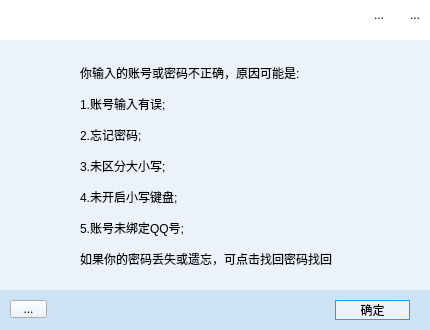
The window that QQClient/login.ui (Fantasy714/-Qt5-C-S-QQ-) describes before a commit, drawn with Qt 5.
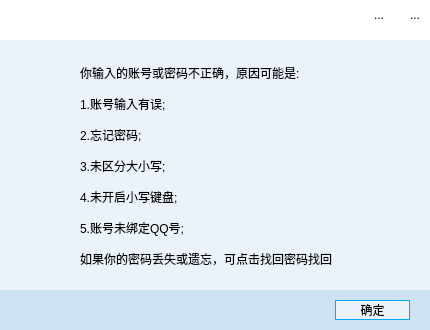
The same window after the commit. Icons and pictures are not drawn.

```diff
--- a/QQClient/login.ui
+++ b/QQClient/login.ui
@@ -1246,19 +1246,6 @@
      </item>
     </layout>
    </widget>
-   <widget class="QToolButton" name="toolButton">
-    <property name="geometry">
-     <rect>
-      <x>10</x>
-      <y>260</y>
-      <width>37</width>
-      <height>18</height>
-     </rect>
-    </property>
-    <property name="text">
-     <string>...</string>
-    </property>
-   </widget>
    <zorder>layoutWidget</zorder>
    <zorder>label_11</zorder>
    <zorder>pushButton_2</zorder>
```
Left out of the diff: 28 changed lines with no effect on the pictures.
